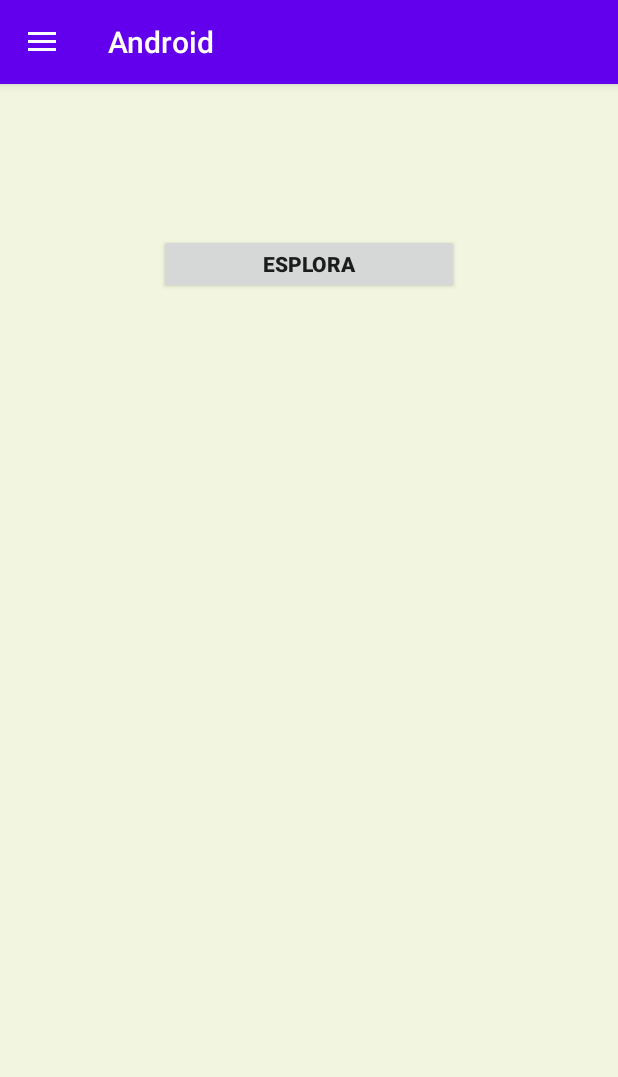
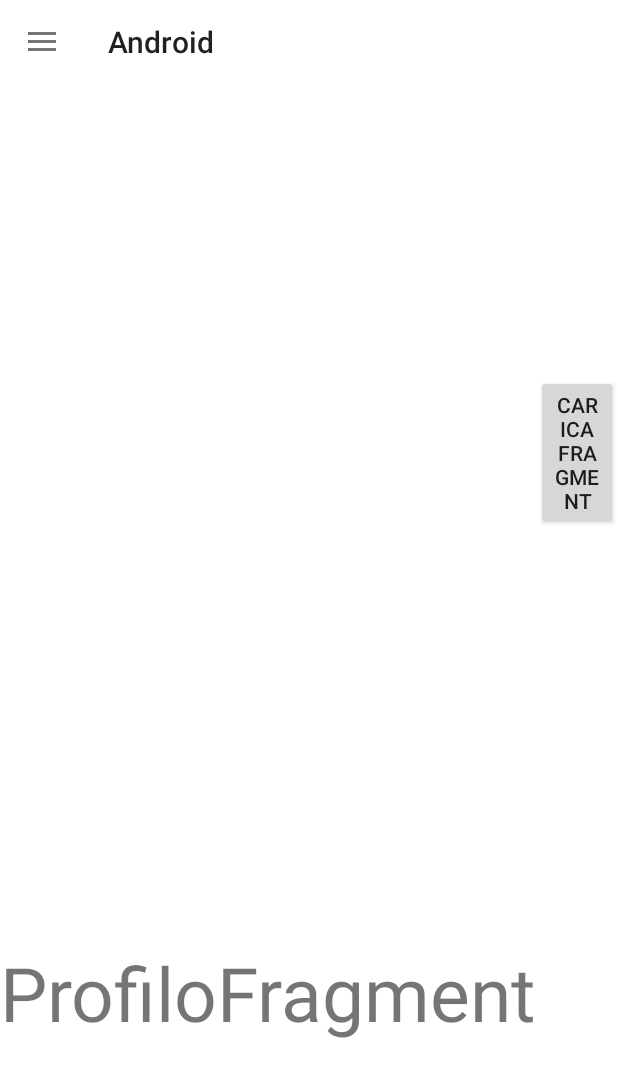
Before and after one commit to romanotasso/ProgAndroid, an Android app: the HomeActivity screen opened directly, with no data from a screen before it, on a phone screen of 412 x 824 dp. Shown: the top 1077 px of the screen. Run offline under Robolectric (Android 15) with nearby library versions, the phone set to English and light mode, and no system bars.

Commit message:
Modifica menu laterale

```diff
--- a/app/build.gradle
+++ b/app/build.gradle
@@ -31,6 +31,9 @@ dependencies {
     implementation 'com.android.support:design:29.0.3'
     implementation 'androidx.constraintlayout:constraintlayout:1.1.3'
     implementation 'androidx.legacy:legacy-support-v4:1.0.0'
+    implementation 'androidx.navigation:navigation-fragment:2.0.0'
+    implementation 'androidx.navigation:navigation-ui:2.0.0'
+    implementation 'androidx.lifecycle:lifecycle-extensions:2.2.0'
     testImplementation 'junit:junit:4.12'
     androidTestImplementation 'androidx.test.ext:junit:1.1.1'
     androidTestImplementation 'androidx.test.espresso:espresso-core:3.2.0'
--- a/app/src/main/AndroidManifest.xml
+++ b/app/src/main/AndroidManifest.xml
@@ -10,7 +10,7 @@
         android:supportsRtl="true"
         android:theme="@style/AppTheme">
         <activity android:name=".EsploraActivity" />
-        <activity android:name=".HomeActivity" />
+        <activity android:name=".HomeActivity" android:theme="@style/AppTheme.NoActionBar"/>
         <activity android:name=".RegisterActivity" />
         <activity android:name=".LoginActivity">
             <intent-filter>
--- a/app/src/main/java/com/example/android/EsploraActivity.java
+++ b/app/src/main/java/com/example/android/EsploraActivity.java
@@ -34,5 +34,7 @@ public class EsploraActivity extends AppCompatActivity {
             }
         });
 
+        Log.d(TAG, "onCreate: Started");
+
     }
 }
--- a/app/src/main/java/com/example/android/HomeActivity.java
+++ b/app/src/main/java/com/example/android/HomeActivity.java
@@ -3,92 +3,73 @@ package com.example.android;
 import androidx.annotation.NonNull;
 import androidx.appcompat.app.ActionBarDrawerToggle;
 import androidx.appcompat.app.AppCompatActivity;
+import androidx.appcompat.widget.Toolbar;
+import androidx.core.view.GravityCompat;
 import androidx.drawerlayout.widget.DrawerLayout;
-import androidx.fragment.app.Fragment;
 import androidx.fragment.app.FragmentManager;
+import androidx.fragment.app.FragmentTransaction;
 
-import android.content.Intent;
 import android.os.Bundle;
 import android.view.MenuItem;
-import android.view.View;
-import android.widget.Button;
 
 import com.google.android.material.navigation.NavigationView;
 
-public class HomeActivity extends AppCompatActivity {
 
-    DatabaseHelper db;
-    Button mButtonEsplora;
-    private DrawerLayout mDrawerLayout;
-    private ActionBarDrawerToggle mToggle;
+public class HomeActivity extends AppCompatActivity implements NavigationView.OnNavigationItemSelectedListener, ProfiloFragment.onFragmentBtnSelected {
+    DrawerLayout drawerLayout;
+    ActionBarDrawerToggle actionBarDrawerToggle;
+    Toolbar toolbar;
+    //DatabaseHelper db;
+    NavigationView navigationView;
+    FragmentManager fragmentManager;
+    FragmentTransaction fragmentTransaction;
 
     @Override
     protected void onCreate(Bundle savedInstanceState) {
         super.onCreate(savedInstanceState);
         setContentView(R.layout.activity_home);
-        mButtonEsplora = findViewById(R.id.button_esplora);
-        mDrawerLayout = findViewById(R.id.drawer);
-        mToggle = new ActionBarDrawerToggle(this,mDrawerLayout,R.string.open,R.string.close);
-        mDrawerLayout.addDrawerListener(mToggle);
-        mToggle.syncState();
-        getSupportActionBar().setDisplayHomeAsUpEnabled(true);
-        NavigationView nvDrawe = findViewById(R.id.menu_laterale);
-        setupDrawerContent(nvDrawe);
 
-        mButtonEsplora.setOnClickListener(new View.OnClickListener() {
-            @Override
-            public void onClick(View view) {
-                Intent esploraIntent = new Intent(HomeActivity.this, EsploraActivity.class);
-                startActivity(esploraIntent);
-            }
-        });
+        toolbar = findViewById(R.id.toolbar);
+        setSupportActionBar(toolbar);
+
+        drawerLayout = findViewById(R.id.drawer);
+        navigationView = findViewById(R.id.navigation_view);
+        navigationView.setNavigationItemSelectedListener(this);
+
+        actionBarDrawerToggle = new ActionBarDrawerToggle(this, drawerLayout,toolbar,R.string.open,R.string.close);
+        drawerLayout.addDrawerListener(actionBarDrawerToggle);
+        actionBarDrawerToggle.setDrawerIndicatorEnabled(true);
+        actionBarDrawerToggle.syncState();
+
+        fragmentManager = getSupportFragmentManager();
+        fragmentTransaction = fragmentManager.beginTransaction();
+        fragmentTransaction.add(R.id.container_fragment, new ProfiloFragment());
+        fragmentTransaction.commit();
     }
 
     @Override
-    public boolean onOptionsItemSelected(@NonNull MenuItem item) {
-        if(mToggle.onOptionsItemSelected(item)){
-            return true;
+    public boolean onNavigationItemSelected(@NonNull MenuItem menuItem) {
+        drawerLayout.closeDrawer(GravityCompat.START);
+        if(menuItem.getItemId() == R.id.profilo){
+            fragmentManager = getSupportFragmentManager();
+            fragmentTransaction = fragmentManager.beginTransaction();
+            fragmentTransaction.replace(R.id.container_fragment, new ProfiloFragment());
+            fragmentTransaction.commit();
         }
-        return super.onOptionsItemSelected(item);
+        if(menuItem.getItemId() == R.id.logout){
+            fragmentManager = getSupportFragmentManager();
+            fragmentTransaction = fragmentManager.beginTransaction();
+            fragmentTransaction.replace(R.id.container_fragment, new LogoutFragment());
+            fragmentTransaction.commit();
+        }
+        return true;
     }
 
-    public void selectItemDrawer(MenuItem menuItem){
-        Fragment myFragment = null;
-
-        Class fragmentClass;
-        switch (menuItem.getItemId()){
-            case R.id.profilo:
-                fragmentClass = Profilo.class;
-                break;
-            case R.id.miei_viaggi:
-                fragmentClass = IMieiViaggi.class;
-                break;
-            case R.id.logout:
-                fragmentClass = Logout.class;
-                break;
-            default:
-                fragmentClass = Profilo.class;
-        }
-        try{
-            myFragment = (Fragment) fragmentClass.newInstance();
-        } catch (Exception e) {
-            e.printStackTrace();
-        }
-        FragmentManager fragmentManager = getSupportFragmentManager();
-        fragmentManager.beginTransaction().replace(R.id.flcontent,myFragment).commit();
-        menuItem.setCheckable(true);
-        setTitle(menuItem.getTitle());
-        mDrawerLayout.closeDrawers();
-        myFragment.onDestroy();
-    }
-
-    private void setupDrawerContent(NavigationView navigationView){
-        navigationView.setNavigationItemSelectedListener(new NavigationView.OnNavigationItemSelectedListener() {
-            @Override
-            public boolean onNavigationItemSelected(@NonNull MenuItem item) {
-                selectItemDrawer(item);
-                return true;
-            }
-        });
+    @Override
+    public void onButtonSelected() {
+        fragmentManager = getSupportFragmentManager();
+        fragmentTransaction = fragmentManager.beginTransaction();
+        fragmentTransaction.replace(R.id.container_fragment, new LogoutFragment());
+        fragmentTransaction.commit();
     }
 }
--- /dev/null
+++ b/app/src/main/java/com/example/android/ProfiloFragment.java
@@ -0,0 +1,44 @@
+package com.example.android;
+
+import android.content.Context;
+import android.os.Bundle;
+import android.view.LayoutInflater;
+import android.view.View;
+import android.view.ViewGroup;
+import android.widget.Button;
+
+import androidx.annotation.NonNull;
+import androidx.annotation.Nullable;
+import androidx.fragment.app.Fragment;
+
+public class ProfiloFragment extends Fragment {
+
+    private onFragmentBtnSelected listner;
+    @Nullable
+    @Override
+    public View onCreateView(@NonNull LayoutInflater inflater, @Nullable ViewGroup container, @Nullable Bundle savedInstanceState) {
+        View view = inflater.inflate(R.layout.profilo_fragment, container, false);
+        Button clickme = view.findViewById(R.id.load);
+        clickme.setOnClickListener(new View.OnClickListener() {
+            @Override
+            public void onClick(View view) {
+                listner.onButtonSelected();
+            }
+        });
+        return view;
+    }
+
+    @Override
+    public void onAttach(@NonNull Context context) {
+        super .onAttach(context);
+        if(context instanceof onFragmentBtnSelected){
+            listner = (onFragmentBtnSelected) context;
+        }else{
+            throw new ClassCastException((context.toString() + " ciao"));
+        }
+    }
+
+    public interface onFragmentBtnSelected{
+        public void onButtonSelected();
+    }
+}
--- a/app/src/main/res/drawable/ic_person_black_24dp.xml
+++ /dev/null
@@ -1,9 +0,0 @@
-<vector xmlns:android="http://schemas.android.com/apk/res/android"
-        android:width="24dp"
-        android:height="24dp"
-        android:viewportWidth="24.0"
-        android:viewportHeight="24.0">
-    <path
-        android:fillColor="#FF000000"
-        android:pathData="M12,12c2.21,0 4,-1.79 4,-4s-1.79,-4 -4,-4 -4,1.79 -4,4 1.79,4 4,4zM12,14c-2.67,0 -8,1.34 -8,4v2h16v-2c0,-2.66 -5.33,-4 -8,-4z"/>
-</vector>
--- a/app/src/main/res/drawable/ic_power_settings_new_black_24dp.xml
+++ /dev/null
@@ -1,9 +0,0 @@
-<vector xmlns:android="http://schemas.android.com/apk/res/android"
-        android:width="24dp"
-        android:height="24dp"
-        android:viewportWidth="24.0"
-        android:viewportHeight="24.0">
-    <path
-        android:fillColor="#FF000000"
-        android:pathData="M13,3h-2v10h2L13,3zM17.83,5.17l-1.42,1.42C17.99,7.86 19,9.81 19,12c0,3.87 -3.13,7 -7,7s-7,-3.13 -7,-7c0,-2.19 1.01,-4.14 2.58,-5.42L6.17,5.17C4.23,6.82 3,9.26 3,12c0,4.97 4.03,9 9,9s9,-4.03 9,-9c0,-2.74 -1.23,-5.18 -3.17,-6.83z"/>
-</vector>
--- a/app/src/main/res/layout/activity_home.xml
+++ b/app/src/main/res/layout/activity_home.xml
@@ -1,42 +1,33 @@
 <?xml version="1.0" encoding="utf-8"?>
-<androidx.drawerlayout.widget.DrawerLayout
-    xmlns:android="http://schemas.android.com/apk/res/android"
+<androidx.drawerlayout.widget.DrawerLayout xmlns:android="http://schemas.android.com/apk/res/android"
     xmlns:app="http://schemas.android.com/apk/res-auto"
     xmlns:tools="http://schemas.android.com/tools"
     android:id="@+id/drawer"
     android:layout_width="match_parent"
     android:layout_height="match_parent"
+    android:gravity="center_horizontal"
+    android:orientation="vertical"
     tools:context=".HomeActivity"
-    android:orientation="vertical"
-    android:gravity="center_horizontal"
-    android:background="#f2f5df">
+    android:background="@color/white">
 
-    <LinearLayout
-        android:id="@+id/flcontent"
+    <include
+        layout="@layout/drawer_toolbar"
         android:layout_width="match_parent"
-        android:layout_height="match_parent"
-        tools:context=".HomeActivity"
-        android:orientation="vertical"
-        android:gravity="center_horizontal"
-        android:background="#f2f5df">
+        android:layout_height="wrap_content" />
 
-        <Button
-            android:id="@+id/button_esplora"
-            android:layout_width="200dp"
-            android:layout_height="40dp"
-            android:layout_marginTop="100dp"
-            android:gravity="center_horizontal"
-            android:textStyle="bold"
-            android:text="@string/esplora" />
+    <include
+        layout="@layout/content_home"
+        android:layout_width="match_parent"
+        android:layout_height="wrap_content" />
 
-    </LinearLayout>
-
-    <com.google.android.material.navigation.NavigationView
-        android:layout_width="wrap_content"
-        android:layout_height="match_parent"
-        android:id="@+id/menu_laterale"
-        android:layout_gravity="start"
-        app:headerLayout="@layout/drawer_top"
-        app:menu="@menu/drawer_menu"/>
+        <com.google.android.material.navigation.NavigationView
+            android:id="@+id/navigation_view"
+            android:layout_width="match_parent"
+            android:layout_height="match_parent"
+            android:layout_gravity="start"
+            android:fitsSystemWindows="true"
+            app:headerLayout="@layout/drawer_header"
+            app:menu="@menu/drawer_menu">
+        </com.google.android.material.navigation.NavigationView>
 
 </androidx.drawerlayout.widget.DrawerLayout>
--- /dev/null
+++ b/app/src/main/res/layout/content_home.xml
@@ -0,0 +1,11 @@
+<?xml version="1.0" encoding="utf-8"?>
+<LinearLayout xmlns:android="http://schemas.android.com/apk/res/android"
+    android:orientation="vertical" android:layout_width="match_parent"
+    android:layout_height="match_parent">
+
+    <FrameLayout
+        android:layout_width="match_parent"
+        android:layout_height="match_parent"
+        android:id="@+id/container_fragment"/>
+
+</LinearLayout>
--- /dev/null
+++ b/app/src/main/res/layout/drawer_toolbar.xml
@@ -0,0 +1,11 @@
+<?xml version="1.0" encoding="utf-8"?>
+<LinearLayout xmlns:android="http://schemas.android.com/apk/res/android"
+    android:orientation="vertical" android:layout_width="match_parent"
+    android:layout_height="match_parent">
+
+    <androidx.appcompat.widget.Toolbar
+        android:id="@+id/toolbar"
+        android:layout_width="match_parent"
+        android:layout_height="?attr/actionBarSize"
+        android:theme="@style/ThemeOverlay.AppCompat.Light"/>
+</LinearLayout>
--- /dev/null
+++ b/app/src/main/res/layout/profilo_fragment.xml
@@ -0,0 +1,24 @@
+<?xml version="1.0" encoding="utf-8"?>
+<LinearLayout
+    xmlns:android="http://schemas.android.com/apk/res/android"
+    xmlns:app="http://schemas.android.com/apk/res-auto"
+    xmlns:tools="http://schemas.android.com/tools"
+    android:layout_width="match_parent"
+    android:layout_height="match_parent">
+
+    <TextView
+        android:id="@+id/textView"
+        android:layout_width="wrap_content"
+        android:layout_height="wrap_content"
+        android:layout_gravity="center"
+        android:layout_marginTop="250dp"
+        android:text="ProfiloFragment"
+        android:textSize="50sp" />
+
+    <Button
+        android:id="@+id/load"
+        android:layout_width="wrap_content"
+        android:layout_height="wrap_content"
+        android:text="Carica Fragment"
+        android:layout_marginTop="250dp"/>
+</LinearLayout>
--- a/app/src/main/res/menu/drawer_menu.xml
+++ b/app/src/main/res/menu/drawer_menu.xml
@@ -1,22 +1,12 @@
 <?xml version="1.0" encoding="utf-8"?>
 <menu xmlns:android="http://schemas.android.com/apk/res/android">
 
-        <item
-            android:id="@+id/profilo"
-            android:checked="false"
-            android:icon="@drawable/ic_person_black_24dp"
-            android:title="Profilo"/>
-
-        <item
-            android:id="@+id/miei_viaggi"
-            android:checked="false"
-            android:icon="@drawable/ic_place_black_24dp"
-            android:title="I miei Viaggi" />
-
-        <item
-            android:id="@+id/logout"
-            android:checked="false"
-            android:icon="@drawable/ic_power_settings_new_black_24dp"
-            android:title="Logout"/>
-
+    <item
+        android:id="@+id/profilo"
+        android:icon="@drawable/ic_profilo"
+        android:title="Profilo" />
+    <item
+        android:id="@+id/logout"
+        android:icon="@drawable/ic_logout"
+        android:title="Logout" />
 </menu>
--- a/app/src/main/res/values/styles.xml
+++ b/app/src/main/res/values/styles.xml
@@ -8,4 +8,12 @@
         <item name="colorAccent">@color/colorAccent</item>
     </style>
 
+    <!-- Base application theme. -->
+    <style name="AppTheme.NoActionBar" parent="Theme.AppCompat.Light.NoActionBar">
+        <!-- Customize your theme here. -->
+        <item name="colorPrimary">@color/colorPrimary</item>
+        <item name="colorPrimaryDark">@color/colorPrimaryDark</item>
+        <item name="colorAccent">@color/colorAccent</item>
+    </style>
+
 </resources>
```
Also changed, not shown: app/src/main/java/com/example/android/LogoutFragment.java (added, +18 -0 lines), app/src/main/res/drawable/ic_viaggi.xml (deleted, +0 -9 lines), app/src/main/res/layout/activity_esplora.xml (+7 -1 lines), app/src/main/res/layout/drawer_header.xml (added, +15 -0 lines), app/src/main/res/layout/logout_fragment.xml (added, +21 -0 lines), app/src/main/res/values/strings.xml (+2 -11 lines).
